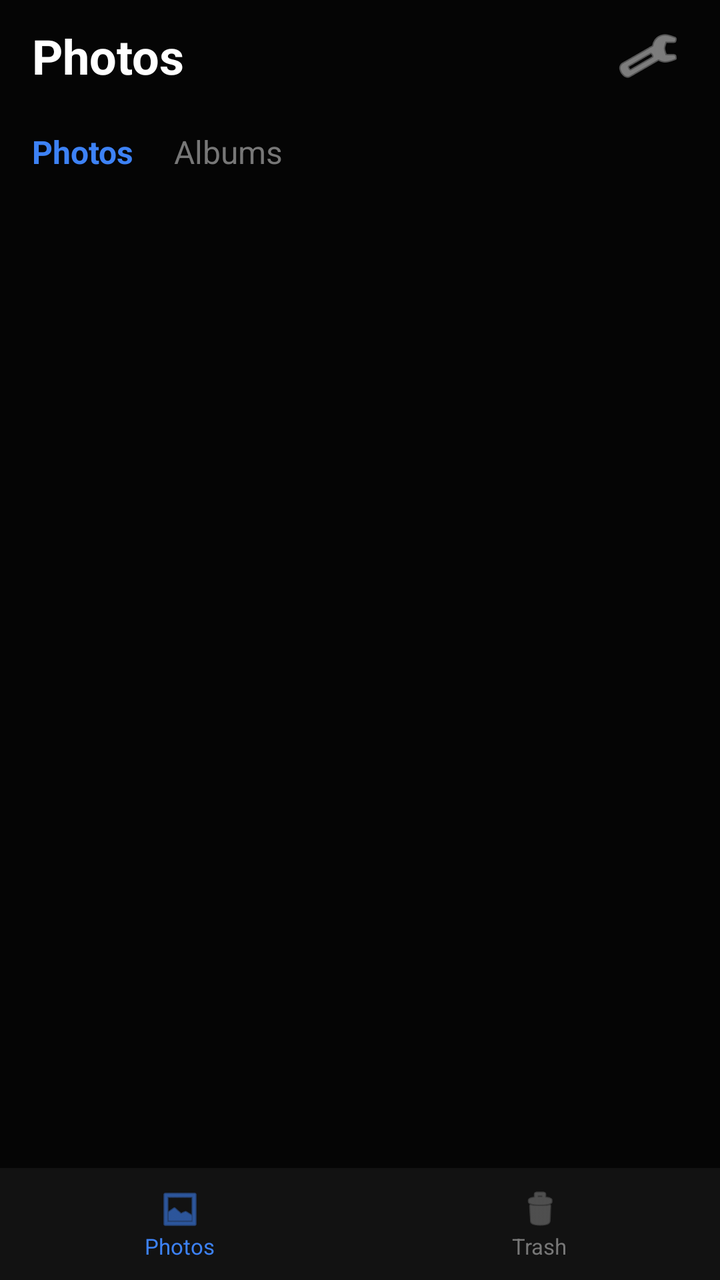
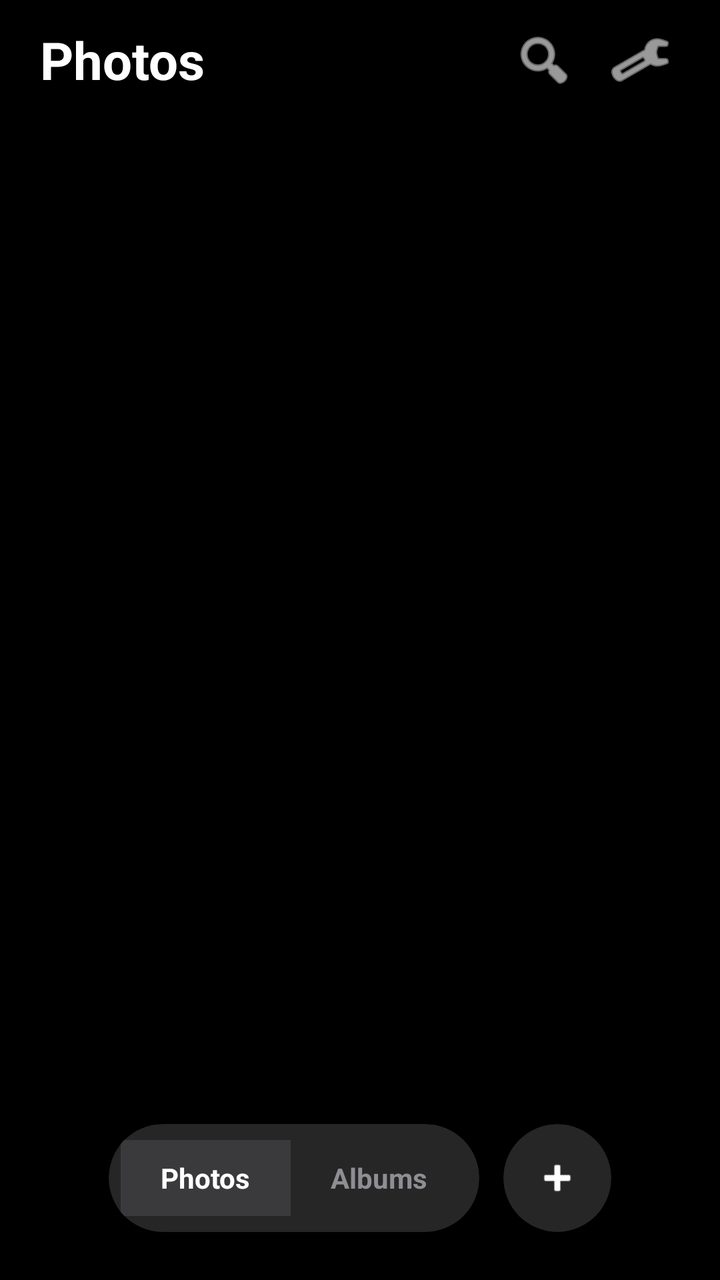

Two renders of the same Android screen: before a commit and after it. Below are the layout's source before the change and the commit's diff.
<!-- AndroidManifest.xml: application theme Theme.AppCompat.DayNight.NoActionBar -->
<!-- res/layout/activity_main.xml -->
<?xml version="1.0" encoding="utf-8"?>
<RelativeLayout xmlns:android="http://schemas.android.com/apk/res/android"
    xmlns:app="http://schemas.android.com/apk/res-auto"
    android:layout_width="match_parent"
    android:layout_height="match_parent"
    android:background="#050505">

    <LinearLayout
        android:id="@+id/headerLayout"
        android:layout_width="match_parent"
        android:layout_height="56dp"
        android:orientation="horizontal"
        android:gravity="center_vertical"
        android:paddingHorizontal="16dp"
        android:background="#050505">

        <TextView
            android:layout_width="0dp"
            android:layout_height="wrap_content"
            android:layout_weight="1"
            android:text="Photos"
            android:textColor="#FFFFFF"
            android:textSize="24sp"
            android:textStyle="bold" />

        <ImageButton
            android:id="@+id/btnSettings"
            android:layout_width="40dp"
            android:layout_height="40dp"
            android:background="?attr/selectableItemBackgroundBorderless"
            android:src="@android:drawable/ic_menu_preferences"
            app:tint="#CCCCCC"
            android:contentDescription="Settings" />
    </LinearLayout>

    <LinearLayout
        android:id="@+id/tabLayout"
        android:layout_width="match_parent"
        android:layout_height="40dp"
        android:layout_below="@id/headerLayout"
        android:orientation="horizontal"
        android:paddingHorizontal="16dp"
        android:gravity="center_vertical">

        <TextView
            android:id="@+id/tabPhotos"
            android:layout_width="wrap_content"
            android:layout_height="wrap_content"
            android:text="Photos"
            android:textColor="#3D82F6"
            android:textSize="16sp"
            android:textStyle="bold"
            android:paddingEnd="20dp" />

        <TextView
            android:id="@+id/tabAlbums"
            android:layout_width="wrap_content"
            android:layout_height="wrap_content"
            android:text="Albums"
            android:textColor="#777777"
            android:textSize="16sp"
            android:paddingEnd="20dp" />
    </LinearLayout>

    <androidx.recyclerview.widget.RecyclerView
        android:id="@+id/recyclerViewMain"
        android:layout_width="match_parent"
        android:layout_height="match_parent"
        android:layout_below="@id/tabLayout"
        android:layout_above="@id/bottomBar"
        android:padding="2dp"
        android:clipToPadding="false" />

    <LinearLayout
        android:id="@+id/bottomBar"
        android:layout_width="match_parent"
        android:layout_height="56dp"
        android:layout_alignParentBottom="true"
        android:orientation="horizontal"
        android:background="#121212"
        android:elevation="6dp">

        <LinearLayout
            android:id="@+id/btnNavPhotos"
            android:layout_width="0dp"
            android:layout_height="match_parent"
            android:layout_weight="1"
            android:gravity="center"
            android:orientation="vertical">

            <ImageView
                android:layout_width="22dp"
                android:layout_height="22dp"
                android:src="@android:drawable/ic_menu_gallery"
                app:tint="#3D82F6" />

            <TextView
                android:layout_width="wrap_content"
                android:layout_height="wrap_content"
                android:text="Photos"
                android:textColor="#3D82F6"
                android:textSize="11sp" />
        </LinearLayout>

        <LinearLayout
            android:id="@+id/btnNavTrash"
            android:layout_width="0dp"
            android:layout_height="match_parent"
            android:layout_weight="1"
            android:gravity="center"
            android:orientation="vertical">

            <ImageView
                android:layout_width="22dp"
                android:layout_height="22dp"
                android:src="@android:drawable/ic_menu_delete"
                app:tint="#777777" />

            <TextView
                android:layout_width="wrap_content"
                android:layout_height="wrap_content"
                android:text="Trash"
                android:textColor="#777777"
                android:textSize="11sp" />
        </LinearLayout>

    </LinearLayout>

</RelativeLayout>
<!-- resources referenced by this layout -->
<resources>

</resources>

<!-- the commit's change to res/layout/activity_main.xml (unified diff, before → after) -->
@@ -3,127 +3,128 @@
     xmlns:app="http://schemas.android.com/apk/res-auto"
     android:layout_width="match_parent"
     android:layout_height="match_parent"
-    android:background="#050505">
+    android:background="#000000">
 
-    <LinearLayout
-        android:id="@+id/headerLayout"
+    
+    <RelativeLayout
+        android:id="@+id/topBar"
         android:layout_width="match_parent"
-        android:layout_height="56dp"
-        android:orientation="horizontal"
-        android:gravity="center_vertical"
-        android:paddingHorizontal="16dp"
-        android:background="#050505">
+        android:layout_height="60dp"
+        android:paddingHorizontal="20dp">
 
         <TextView
-            android:layout_width="0dp"
+            android:id="@+id/tvMainTitle"
+            android:layout_width="wrap_content"
             android:layout_height="wrap_content"
-            android:layout_weight="1"
+            android:layout_centerVertical="true"
             android:text="Photos"
             android:textColor="#FFFFFF"
-            android:textSize="24sp"
+            android:textSize="26sp"
             android:textStyle="bold" />
 
-        <ImageButton
-            android:id="@+id/btnSettings"
-            android:layout_width="40dp"
-            android:layout_height="40dp"
-            android:background="?attr/selectableItemBackgroundBorderless"
-            android:src="@android:drawable/ic_menu_preferences"
-            app:tint="#CCCCCC"
-            android:contentDescription="Settings" />
-    </LinearLayout>
-
-    <LinearLayout
-        android:id="@+id/tabLayout"
-        android:layout_width="match_parent"
-        android:layout_height="40dp"
-        android:layout_below="@id/headerLayout"
-        android:orientation="horizontal"
-        android:paddingHorizontal="16dp"
-        android:gravity="center_vertical">
-
-        <TextView
-            android:id="@+id/tabPhotos"
+        <LinearLayout
             android:layout_width="wrap_content"
             android:layout_height="wrap_content"
-            android:text="Photos"
-            android:textColor="#3D82F6"
-            android:textSize="16sp"
-            android:textStyle="bold"
-            android:paddingEnd="20dp" />
+            android:layout_alignParentEnd="true"
+            android:layout_centerVertical="true"
+            android:orientation="horizontal">
 
-        <TextView
-            android:id="@+id/tabAlbums"
-            android:layout_width="wrap_content"
-            android:layout_height="wrap_content"
-            android:text="Albums"
-            android:textColor="#777777"
-            android:textSize="16sp"
-            android:paddingEnd="20dp" />
-    </LinearLayout>
+            <ImageButton
+                android:id="@+id/btnSearch"
+                android:layout_width="40dp"
+                android:layout_height="40dp"
+                android:background="?attr/selectableItemBackgroundBorderless"
+                android:src="@android:drawable/ic_menu_search"
+                app:tint="#FFFFFF" />
 
+            <ImageButton
+                android:id="@+id/btnSettings"
+                android:layout_width="40dp"
+                android:layout_height="40dp"
+                android:layout_marginStart="8dp"
+                android:background="?attr/selectableItemBackgroundBorderless"
+                android:src="@android:drawable/ic_menu_manage"
+                app:tint="#FFFFFF" />
+        </LinearLayout>
+    </RelativeLayout>
+
+    
     <androidx.recyclerview.widget.RecyclerView
         android:id="@+id/recyclerViewMain"
         android:layout_width="match_parent"
         android:layout_height="match_parent"
-        android:layout_below="@id/tabLayout"
-        android:layout_above="@id/bottomBar"
-        android:padding="2dp"
-        android:clipToPadding="false" />
+        android:layout_above="@id/floatingPillNav"
+        android:layout_below="@id/topBar"
+        android:padding="8dp" />
 
+    
     <LinearLayout
-        android:id="@+id/bottomBar"
-        android:layout_width="match_parent"
-        android:layout_height="56dp"
+        android:id="@+id/floatingPillNav"
+        android:layout_width="wrap_content"
+        android:layout_height="54dp"
         android:layout_alignParentBottom="true"
-        android:orientation="horizontal"
-        android:background="#121212"
-        android:elevation="6dp">
+        android:layout_centerHorizontal="true"
+        android:layout_marginBottom="24dp"
+        android:background="@android:color/transparent"
+        android:gravity="center_vertical"
+        android:orientation="horizontal">
 
-        <LinearLayout
-            android:id="@+id/btnNavPhotos"
-            android:layout_width="0dp"
+        <androidx.cardview.widget.CardView
+            android:layout_width="wrap_content"
             android:layout_height="match_parent"
-            android:layout_weight="1"
-            android:gravity="center"
-            android:orientation="vertical">
+            app:cardBackgroundColor="#262626"
+            app:cardCornerRadius="27dp"
+            app:cardElevation="8dp">
+
+            <LinearLayout
+                android:layout_width="wrap_content"
+                android:layout_height="match_parent"
+                android:gravity="center"
+                android:paddingHorizontal="6dp"
+                android:orientation="horizontal">
+
+                <TextView
+                    android:id="@+id/tabPhotos"
+                    android:layout_width="wrap_content"
+                    android:layout_height="38dp"
+                    android:background="#3A3A3C"
+                    android:gravity="center"
+                    android:paddingHorizontal="20dp"
+                    android:text="Photos"
+                    android:textColor="#FFFFFF"
+                    android:textSize="14sp"
+                    android:textStyle="bold" />
+
+                <TextView
+                    android:id="@+id/tabAlbums"
+                    android:layout_width="wrap_content"
+                    android:layout_height="38dp"
+                    android:gravity="center"
+                    android:paddingHorizontal="20dp"
+                    android:text="Albums"
+                    android:textColor="#8E8E93"
+                    android:textSize="14sp"
+                    android:textStyle="bold" />
+            </LinearLayout>
+        </androidx.cardview.widget.CardView>
+
+        
+        <androidx.cardview.widget.CardView
+            android:id="@+id/btnNavPlus"
+            android:layout_width="54dp"
+            android:layout_height="54dp"
+            android:layout_marginStart="12dp"
+            app:cardBackgroundColor="#262626"
+            app:cardCornerRadius="27dp"
+            app:cardElevation="8dp">
 
             <ImageView
-                android:layout_width="22dp"
-                android:layout_height="22dp"
-                android:src="@android:drawable/ic_menu_gallery"
-                app:tint="#3D82F6" />
-
-            <TextView
-                android:layout_width="wrap_content"
-                android:layout_height="wrap_content"
-                android:text="Photos"
-                android:textColor="#3D82F6"
-                android:textSize="11sp" />
-        </LinearLayout>
-
-        <LinearLayout
-            android:id="@+id/btnNavTrash"
-            android:layout_width="0dp"
-            android:layout_height="match_parent"
-            android:layout_weight="1"
-            android:gravity="center"
-            android:orientation="vertical">
-
-            <ImageView
-                android:layout_width="22dp"
-                android:layout_height="22dp"
-                android:src="@android:drawable/ic_menu_delete"
-                app:tint="#777777" />
-
-            <TextView
-                android:layout_width="wrap_content"
-                android:layout_height="wrap_content"
-                android:text="Trash"
-                android:textColor="#777777"
-                android:textSize="11sp" />
-        </LinearLayout>
-
+                android:layout_width="24dp"
+                android:layout_height="24dp"
+                android:layout_gravity="center"
+                android:src="@android:drawable/ic_input_add"
+                app:tint="#FFFFFF" />
+        </androidx.cardview.widget.CardView>
     </LinearLayout>
 
 </RelativeLayout>
